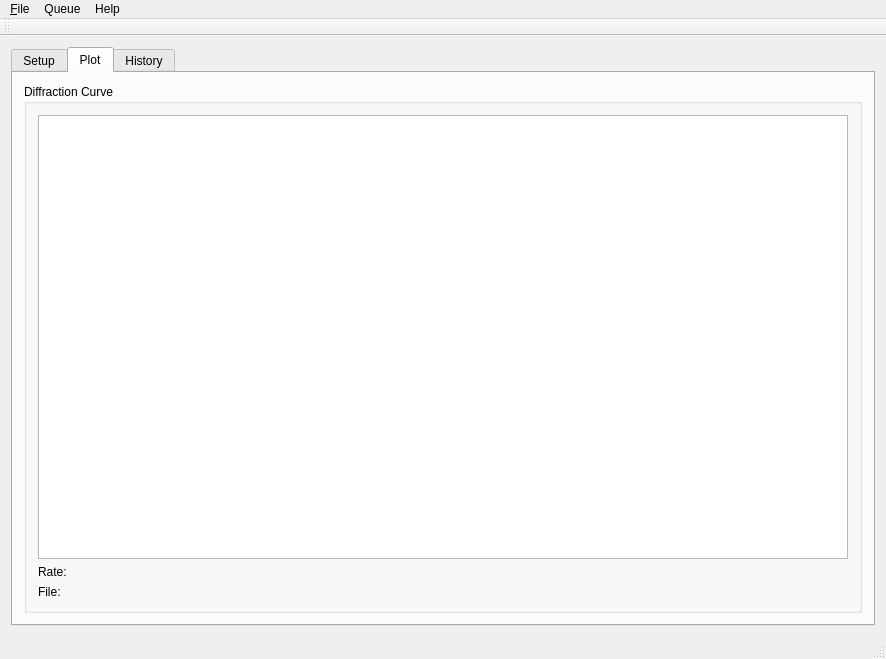
First picture: the form in SAXS/LeashMW.ui, repository maxburian/SAXS_py3, before the edit.
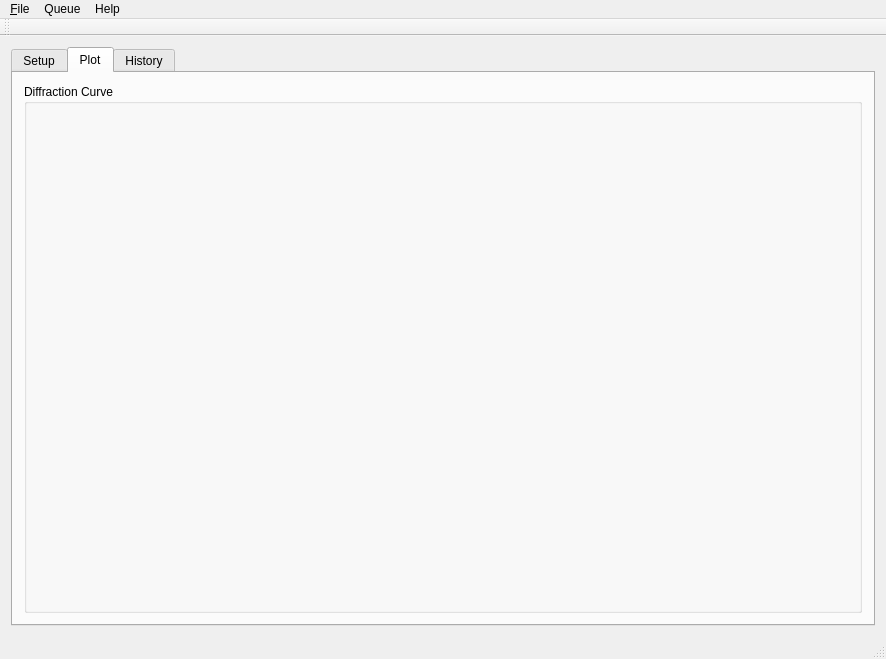
Second picture: the form after the edit. The open tabs and pages were chosen to show the change.

The edit to the form file:
```diff
--- a/SAXS/LeashMW.ui
+++ b/SAXS/LeashMW.ui
@@ -226,25 +226,7 @@
             </property>
             <layout class="QHBoxLayout" name="horizontalLayout_11">
              <item>
-              <layout class="QVBoxLayout" name="verticalLayout_3">
-               <item>
-                <widget class="QGraphicsView" name="graphicsViewPlot"/>
-               </item>
-               <item>
-                <widget class="QLabel" name="label_Rate_2">
-                 <property name="text">
-                  <string>Rate:</string>
-                 </property>
-                </widget>
-               </item>
-               <item>
-                <widget class="QLabel" name="label_File">
-                 <property name="text">
-                  <string>File:</string>
-                 </property>
-                </widget>
-               </item>
-              </layout>
+              <layout class="QVBoxLayout" name="verticalLayout_3"/>
              </item>
             </layout>
            </widget>
```
Left out of the diff: 24 changed lines with no effect on the pictures.
